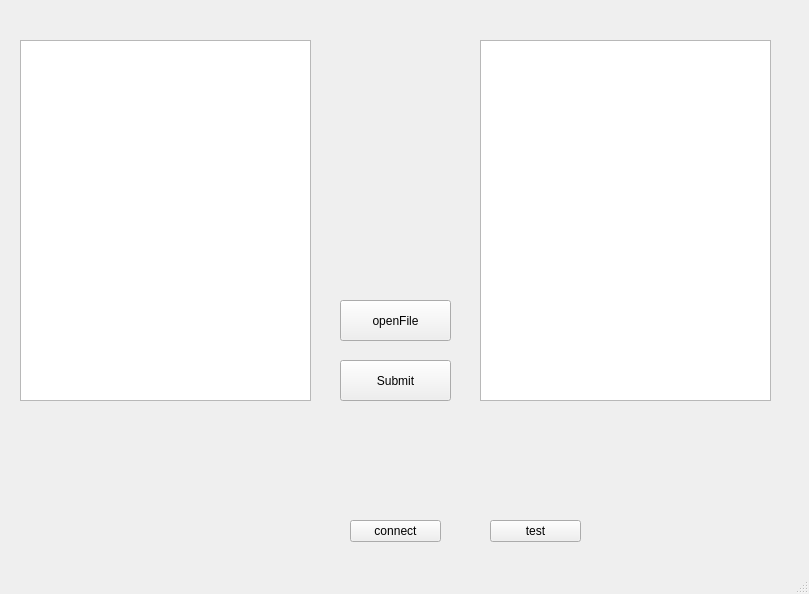
Old version of the form Job-proj/mainwindow.ui in the repository Idontlikeni/job.
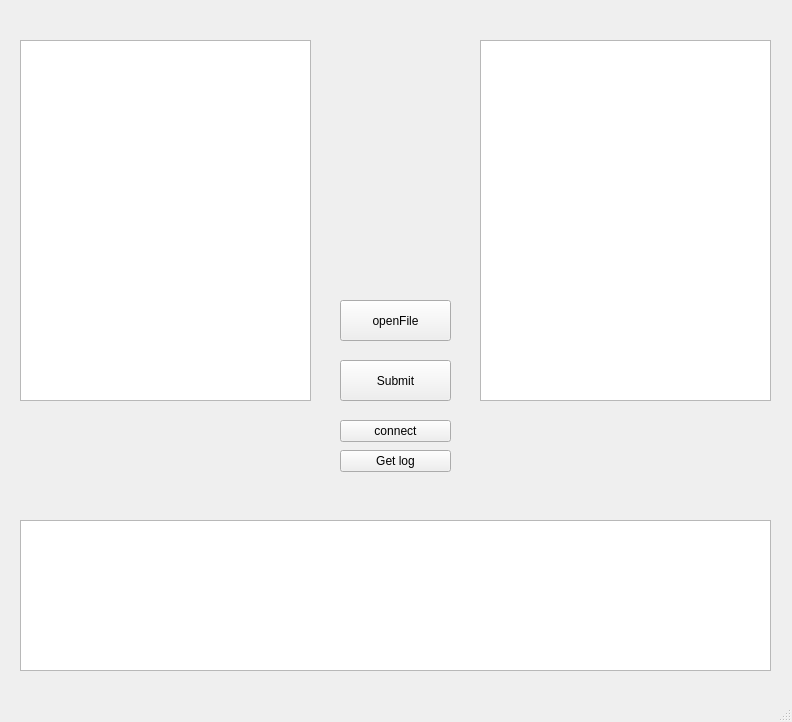
New version of the form.

The edit to the form file:
```diff
--- a/Job-proj/mainwindow.ui
+++ b/Job-proj/mainwindow.ui
@@ -6,8 +6,8 @@
    <rect>
     <x>0</x>
     <y>0</y>
-    <width>809</width>
-    <height>594</height>
+    <width>792</width>
+    <height>722</height>
    </rect>
   </property>
   <property name="windowTitle">
@@ -46,10 +46,10 @@
    <widget class="QLabel" name="label">
     <property name="geometry">
      <rect>
-      <x>36</x>
-      <y>420</y>
-      <width>731</width>
-      <height>20</height>
+      <x>20</x>
+      <y>480</y>
+      <width>751</width>
+      <height>31</height>
      </rect>
     </property>
     <property name="text">
@@ -79,9 +79,9 @@
    <widget class="QPushButton" name="pushButton_3">
     <property name="geometry">
      <rect>
-      <x>350</x>
-      <y>520</y>
-      <width>91</width>
+      <x>340</x>
+      <y>420</y>
+      <width>111</width>
       <height>22</height>
      </rect>
     </property>
@@ -92,14 +92,24 @@
    <widget class="QPushButton" name="pushButton_4">
     <property name="geometry">
      <rect>
-      <x>490</x>
-      <y>520</y>
-      <width>91</width>
+      <x>340</x>
+      <y>450</y>
+      <width>111</width>
       <height>22</height>
      </rect>
     </property>
     <property name="text">
-     <string>test</string>
+     <string>Get log</string>
+    </property>
+   </widget>
+   <widget class="QTextBrowser" name="textBrowser_3">
+    <property name="geometry">
+     <rect>
+      <x>20</x>
+      <y>520</y>
+      <width>751</width>
+      <height>151</height>
+     </rect>
     </property>
    </widget>
   </widget>
```
Left out of the diff: 2 changed lines with no effect on the pictures.
